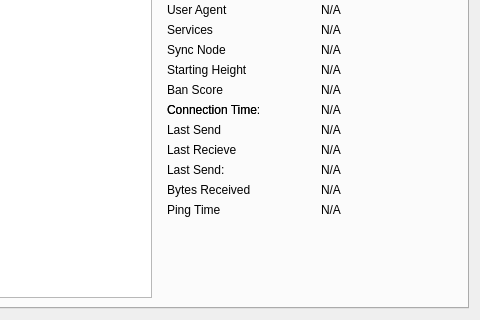
transferdev/Transfercoin, file src/qt/forms/rpcconsole.ui: the form before one commit; both pictures show x 260 to 740 and y 130 to 450 of the 740 by 450 pixel window.
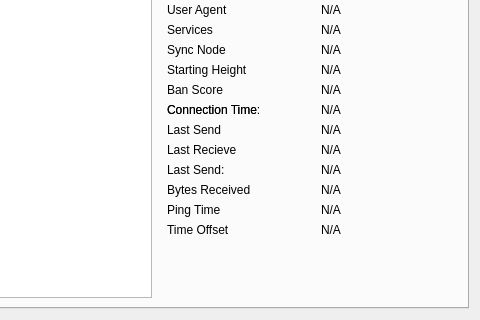
The form after the commit. Icons and pictures are not drawn. Custom widgets are drawn as their Qt base class.

Commit message:
[Qt] disconnect peers from peers tab via context menu
https://github.com/jonasschnelli/bitcoin/commit/51fc672f59f390ce4ddf05448b63bdf11e80563b

Display time offset in the debug window's Peers tab

https://github.com/jonasschnelli/bitcoin/commit/73caf47dfe9c398aac75b5f6bcd1e0a644479a46

```diff
--- a/src/qt/forms/rpcconsole.ui
+++ b/src/qt/forms/rpcconsole.ui
@@ -1086,7 +1086,30 @@
             </property>
            </widget>
           </item>
-          <item row="14" column="1">
+          <item row="14" column="0">
+           <widget class="QLabel" name="label_timeoffset">
+            <property name="text">
+             <string>Time Offset</string>
+            </property>
+           </widget>
+          </item>
+          <item row="14" column="2">
+           <widget class="QLabel" name="timeoffset">
+            <property name="cursor">
+             <cursorShape>IBeamCursor</cursorShape>
+            </property>
+            <property name="text">
+             <string>N/A</string>
+            </property>
+            <property name="textFormat">
+             <enum>Qt::PlainText</enum>
+            </property>
+            <property name="textInteractionFlags">
+             <set>Qt::LinksAccessibleByMouse|Qt::TextSelectableByKeyboard|Qt::TextSelectableByMouse</set>
+            </property>
+           </widget>
+          </item>
+          <item row="15" column="1">
            <spacer name="verticalSpacer_3">
             <property name="orientation">
              <enum>Qt::Vertical</enum>
```
The commit also changes 4 other files.
